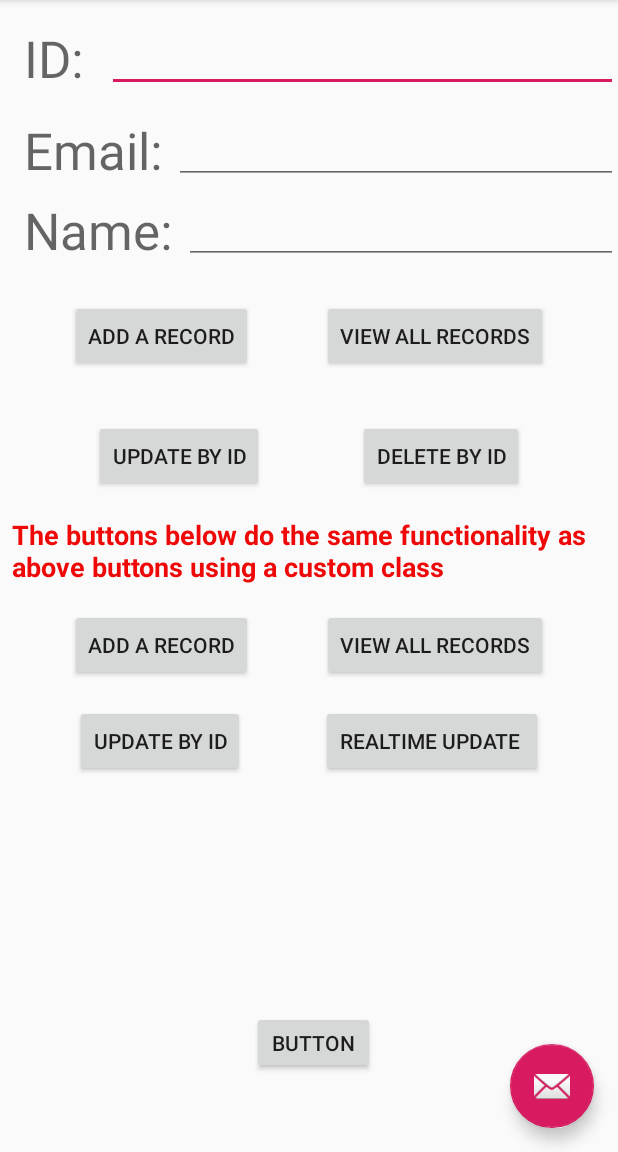
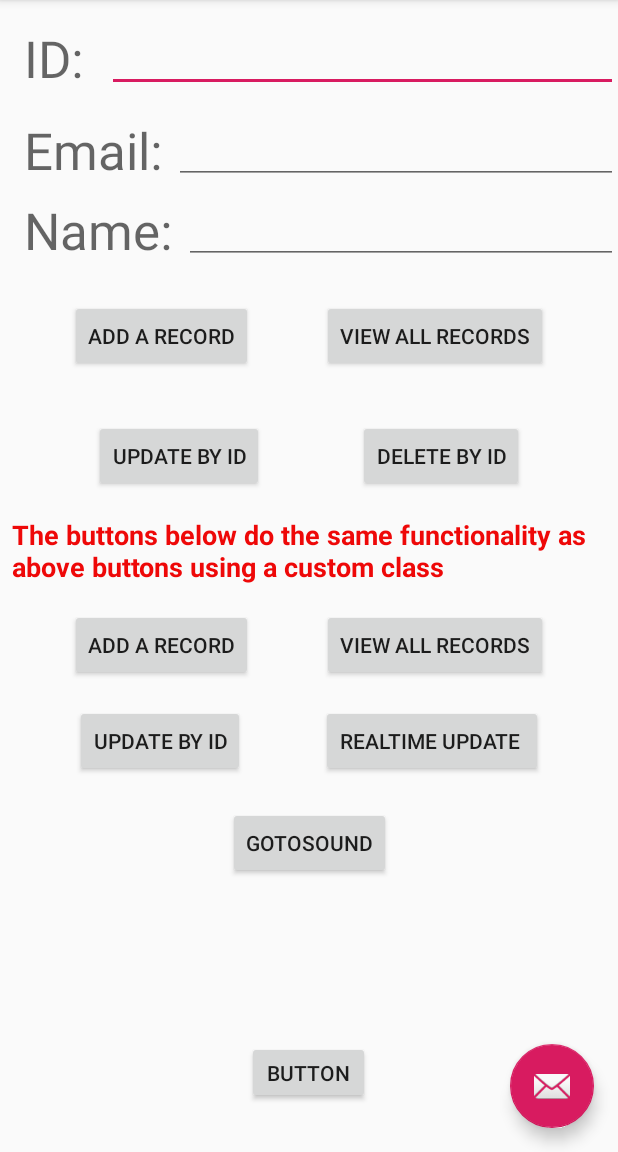
Before and after one commit to xchen629/MobileAppFinalProject, an Android app: the screen it shows after launch once a user with an empty profile is signed in (MainActivity), on a phone screen of 412 x 824 dp, the part 84-1236 px from its top. Run offline under Robolectric (Android 15) with nearby library versions, the phone set to English and light mode, and no system bars; our stand-ins replace Firebase (no records; nobody signed in at launch, a user with empty details on screens opened directly); libraries missing offline, so code that uses them is left out: com.firebase.ui.

Commit message:
Added sound play button and camera feature
- Added a placeholder activity "ButtonAndPhoto"
- Added a button with sound playing when onclick
-Camera feature:  takes photo with camera and send it to the image view

```diff
--- a/app/src/main/java/com/example/finalProject/MainActivity.kt
+++ b/app/src/main/java/com/example/finalProject/MainActivity.kt
@@ -8,6 +8,7 @@ import android.util.Log
 import android.view.Menu
 import android.view.MenuItem
 import android.view.View
+import android.widget.Button
 import android.widget.Toast
 import com.firebase.ui.auth.AuthUI
 import com.google.firebase.auth.FirebaseAuth
@@ -27,6 +28,13 @@ class MainActivity : AppCompatActivity() {
         super.onCreate(savedInstanceState)
         setContentView(R.layout.activity_main)
         setSupportActionBar(toolbar)
+
+        val button = findViewById<Button>(R.id.testButton)
+        button.setOnClickListener{
+            val intent = Intent(this, ButtonAndPhoto::class.java)
+            startActivity(intent)
+        }
+
 
 
         // Get a Cloud Firestore instance
--- /dev/null
+++ b/app/src/main/res/drawable/ic_image_black_24dp.xml
@@ -0,0 +1,5 @@
+<vector android:height="24dp" android:tint="#0477BD"
+    android:viewportHeight="24.0" android:viewportWidth="24.0"
+    android:width="24dp" xmlns:android="http://schemas.android.com/apk/res/android">
+    <path android:fillColor="#FF000000" android:pathData="M21,19V5c0,-1.1 -0.9,-2 -2,-2H5c-1.1,0 -2,0.9 -2,2v14c0,1.1 0.9,2 2,2h14c1.1,0 2,-0.9 2,-2zM8.5,13.5l2.5,3.01L14.5,12l4.5,6H5l3.5,-4.5z"/>
+</vector>
--- a/app/src/main/res/layout/content_main.xml
+++ b/app/src/main/res/layout/content_main.xml
@@ -194,11 +194,21 @@
         android:id="@+id/button2"
         android:layout_width="82dp"
         android:layout_height="42dp"
-        android:layout_marginBottom="52dp"
+        android:layout_marginBottom="32dp"
         android:onClick="launchSecondActivity"
         android:text="Button"
         app:layout_constraintBottom_toBottomOf="parent"
         app:layout_constraintEnd_toEndOf="parent"
-        app:layout_constraintHorizontal_bias="0.51"
+        app:layout_constraintHorizontal_bias="0.498"
         app:layout_constraintStart_toStartOf="parent" />
+
+    <Button
+        android:id="@+id/testButton"
+        android:layout_width="wrap_content"
+        android:layout_height="wrap_content"
+        android:layout_marginTop="20dp"
+        android:text="GoToSound"
+        app:layout_constraintEnd_toEndOf="parent"
+        app:layout_constraintStart_toStartOf="parent"
+        app:layout_constraintTop_toBottomOf="@+id/realtime_update_button" />
 </androidx.constraintlayout.widget.ConstraintLayout>
```
Also changed, not shown: app/src/main/AndroidManifest.xml (+6 -3 lines), app/src/main/java/com/example/finalProject/ButtonAndPhoto.kt (added, +109 -0 lines), app/src/main/res/layout/activity_button_and_photo.xml (added, +32 -0 lines), 1 other file.
